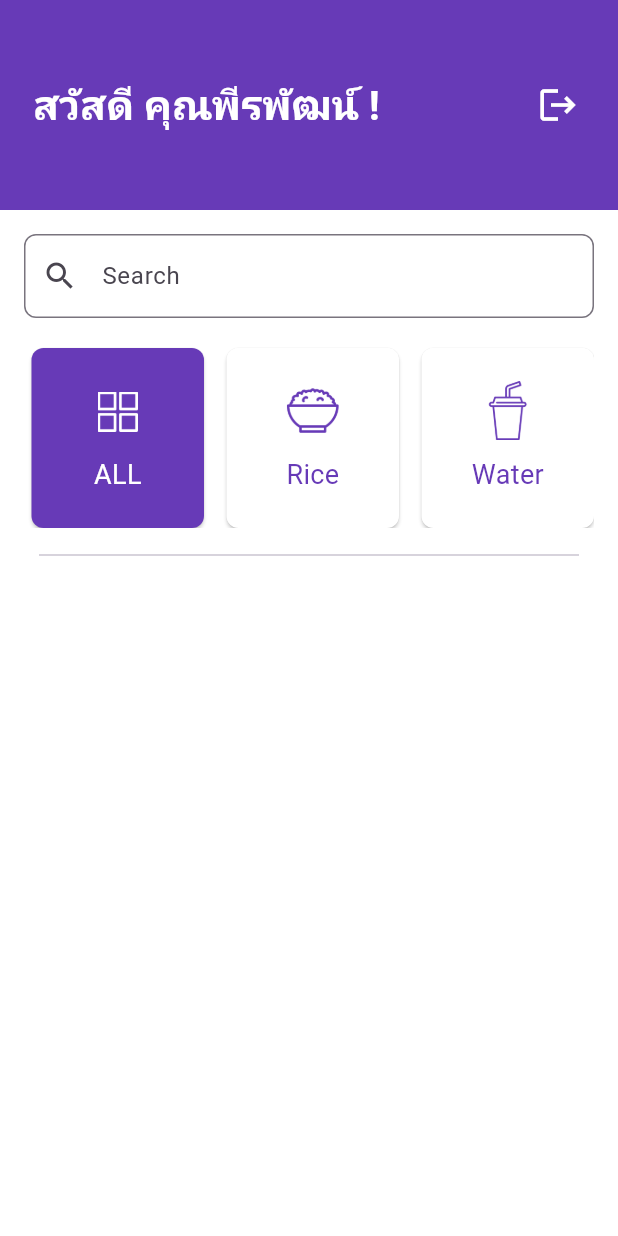
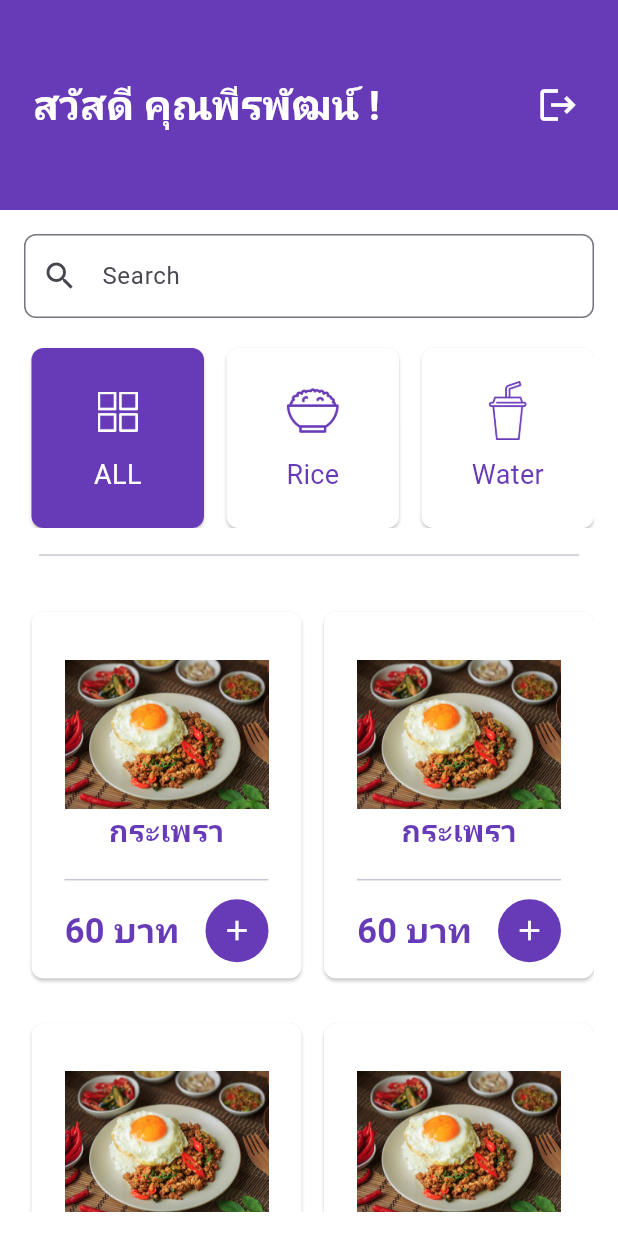
Before and after one commit to peerapattop/posmobile-flutter, a Flutter app: the Home screen opened directly, on a phone screen of 412 x 824 dp. Run offline on Flutter 3.47's test engine with Material 3 defaults, Android fonts, the phone set to English and light mode, and no system bars; our stand-ins replace flutter_svg, iconsax.

Commit message:
update gridview

```diff
--- a/lib/screens/Home/home_screen.dart
+++ b/lib/screens/Home/home_screen.dart
@@ -105,8 +105,8 @@ class _HomeState extends State<Home> {
                             const SizedBox(height: 10),
                             const Text(
                               'Rice',
-                              style:
-                              TextStyle(color: Colors.deepPurple, fontSize: 18),
+                              style: TextStyle(
+                                  color: Colors.deepPurple, fontSize: 18),
                             ),
                           ],
                         ),
@@ -123,7 +123,7 @@ class _HomeState extends State<Home> {
                       ),
                       color: Colors.white,
                       margin: const EdgeInsets.only(top: 20, left: 5),
-                      child:  Padding(
+                      child: Padding(
                         padding: const EdgeInsets.all(22.0),
                         child: Column(
                           mainAxisSize: MainAxisSize.min,
@@ -136,8 +136,8 @@ class _HomeState extends State<Home> {
                             const SizedBox(height: 10),
                             const Text(
                               'Water',
-                              style:
-                              TextStyle(color: Colors.deepPurple, fontSize: 18),
+                              style: TextStyle(
+                                  color: Colors.deepPurple, fontSize: 18),
                             ),
                           ],
                         ),
@@ -171,8 +171,8 @@ class _HomeState extends State<Home> {
                             const SizedBox(height: 10),
                             const Text(
                               'Add',
-                              style:
-                              TextStyle(color: Colors.deepPurple, fontSize: 18),
+                              style: TextStyle(
+                                  color: Colors.deepPurple, fontSize: 18),
                             ),
                           ],
                         ),
@@ -186,7 +186,73 @@ class _HomeState extends State<Home> {
               padding: EdgeInsets.all(10.0),
               child: Divider(),
             ),
-
+            Expanded(
+              child: GridView.builder(
+                gridDelegate: const SliverGridDelegateWithFixedCrossAxisCount(
+                  crossAxisCount: 2,
+                  crossAxisSpacing: 10,
+                  mainAxisSpacing: 10,
+                  childAspectRatio: 0.7,
+                ),
+                itemCount: 6,
+                itemBuilder: (context, index) {
+                  return Card(
+                    shape: RoundedRectangleBorder(
+                      borderRadius: BorderRadius.circular(8.0),
+                    ),
+                    color: Colors.white,
+                    margin: const EdgeInsets.only(top: 20, left: 5),
+                    child: Padding(
+                      padding: const EdgeInsets.all(22.0),
+                      child: Column(
+                        mainAxisSize: MainAxisSize.min,
+                        children: <Widget>[
+                          const SizedBox(height: 10),
+                          Image.asset("assets/images/kapao.jpg", scale: 7),
+                          const Text(
+                            "กระเพรา",
+                            style: TextStyle(
+                                fontSize: 20,
+                                fontWeight: FontWeight.bold,
+                                color: Colors.deepPurple),
+                          ),
+                          const SizedBox(height: 10),
+                          const Divider(),
+                          const SizedBox(height: 5),
+                          Row(
+                            mainAxisAlignment: MainAxisAlignment.spaceBetween,
+                            children: [
+                              const Text(
+                                '60 บาท',
+                                style: TextStyle(
+                                  fontSize: 23,
+                                  color: Colors.deepPurple,
+                                  fontWeight: FontWeight.bold,
+                                ),
+                              ),
+                              Container(
+                                padding: const EdgeInsets.all(10.0),
+                                decoration: const BoxDecoration(
+                                  shape: BoxShape.circle,
+                                  color: Colors.deepPurple,
+                                ),
+                                child: const Center(
+                                  child: Icon(
+                                    Icons.add,
+                                    color: Colors.white,
+                                    size: 22.0,
+                                  ),
+                                ),
+                              )
+                            ],
+                          )
+                        ],
+                      ),
+                    ),
+                  );
+                },
+              ),
+            ),
           ],
         ),
       ),
```
Also changed, not shown: assets/images/kapao.jpg (added).
